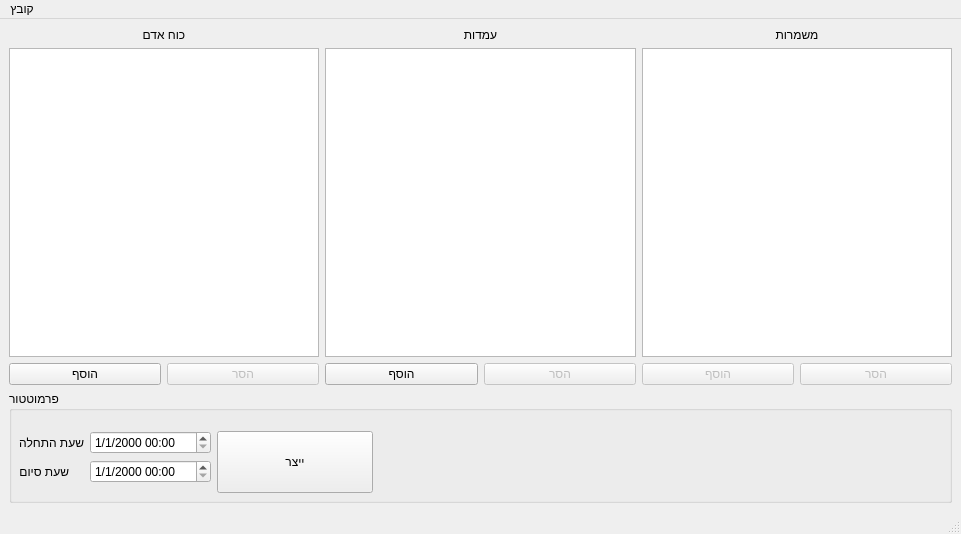
Qt form Ui/ShavzakWindow.ui (omertal88/shavzak) before a commit.
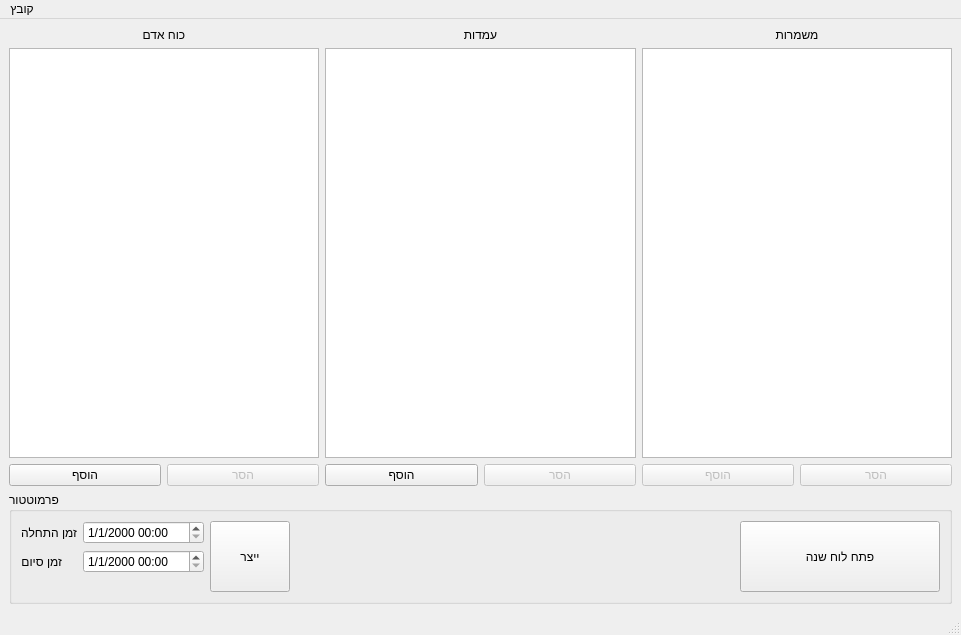
The same form after that commit.

What changed in the file:
```diff
--- a/Ui/ShavzakWindow.ui
+++ b/Ui/ShavzakWindow.ui
@@ -7,7 +7,7 @@
     <x>0</x>
     <y>0</y>
     <width>961</width>
-    <height>534</height>
+    <height>635</height>
    </rect>
   </property>
   <property name="windowTitle">
@@ -181,7 +181,7 @@
     <item>
      <widget class="QGroupBox" name="groupBox">
       <property name="sizePolicy">
-       <sizepolicy hsizetype="Preferred" vsizetype="Minimum">
+       <sizepolicy hsizetype="Preferred" vsizetype="Maximum">
         <horstretch>0</horstretch>
         <verstretch>0</verstretch>
        </sizepolicy>
@@ -195,22 +195,15 @@
       <property name="title">
        <string>פרמוטטור</string>
       </property>
-      <widget class="QWidget" name="layoutWidget">
-       <property name="geometry">
-        <rect>
-         <x>10</x>
-         <y>40</y>
-         <width>354</width>
-         <height>62</height>
-        </rect>
-       </property>
+      <layout class="QHBoxLayout" name="horizontalLayout_6">
+       <item>
        <layout class="QHBoxLayout" name="horizontalLayout">
         <item>
          <layout class="QFormLayout" name="formLayout">
           <item row="0" column="0">
            <widget class="QLabel" name="label_4">
             <property name="text">
-             <string>שעת התחלה</string>
+              <string>זמן התחלה</string>
             </property>
            </widget>
           </item>
@@ -224,7 +217,7 @@
           <item row="1" column="0">
            <widget class="QLabel" name="label_5">
             <property name="text">
-             <string>שעת סיום</string>
+              <string>זמן סיום</string>
             </property>
            </widget>
           </item>
@@ -251,7 +244,40 @@
          </widget>
         </item>
        </layout>
-      </widget>
+       </item>
+       <item>
+        <spacer name="horizontalSpacer">
+         <property name="orientation">
+          <enum>Qt::Horizontal</enum>
+         </property>
+         <property name="sizeHint" stdset="0">
+          <size>
+           <width>40</width>
+           <height>20</height>
+          </size>
+         </property>
+        </spacer>
+       </item>
+       <item>
+        <widget class="QPushButton" name="pushButton">
+         <property name="sizePolicy">
+          <sizepolicy hsizetype="Expanding" vsizetype="Preferred">
+           <horstretch>0</horstretch>
+           <verstretch>0</verstretch>
+          </sizepolicy>
+         </property>
+         <property name="maximumSize">
+          <size>
+           <width>200</width>
+           <height>16777215</height>
+          </size>
+         </property>
+         <property name="text">
+          <string>פתח לוח שנה</string>
+         </property>
+        </widget>
+       </item>
+      </layout>
      </widget>
     </item>
    </layout>
```
Left out of the diff: 59 changed lines with no effect on the pictures. Lines whose indentation alone changed are shown as unchanged.
